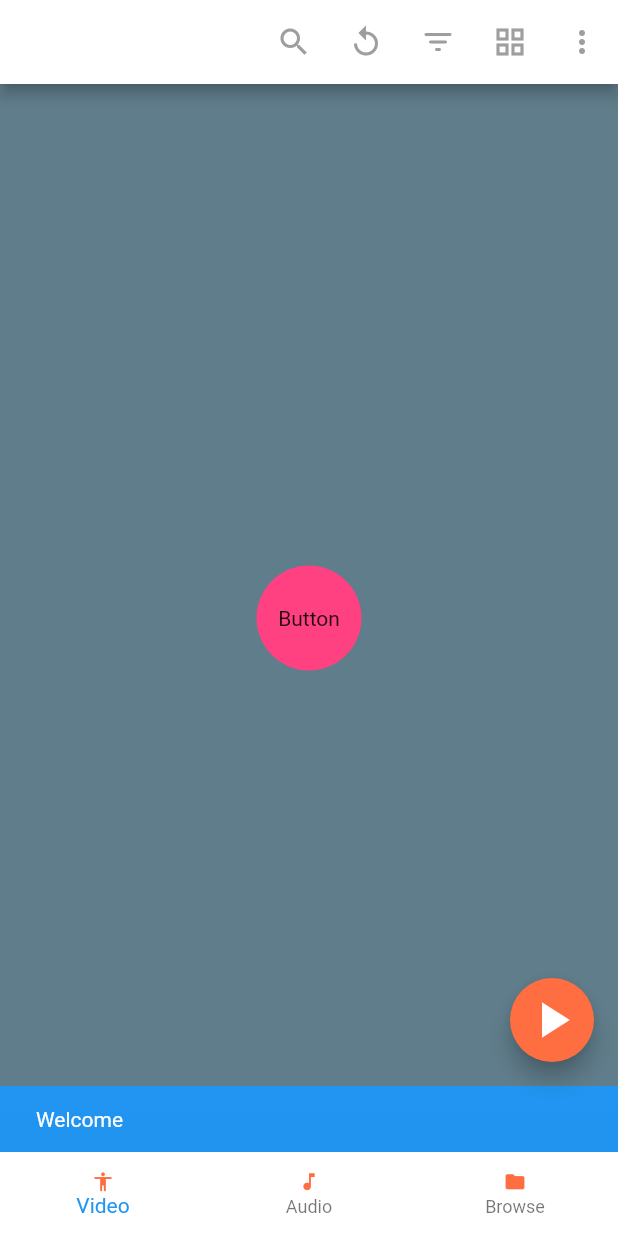
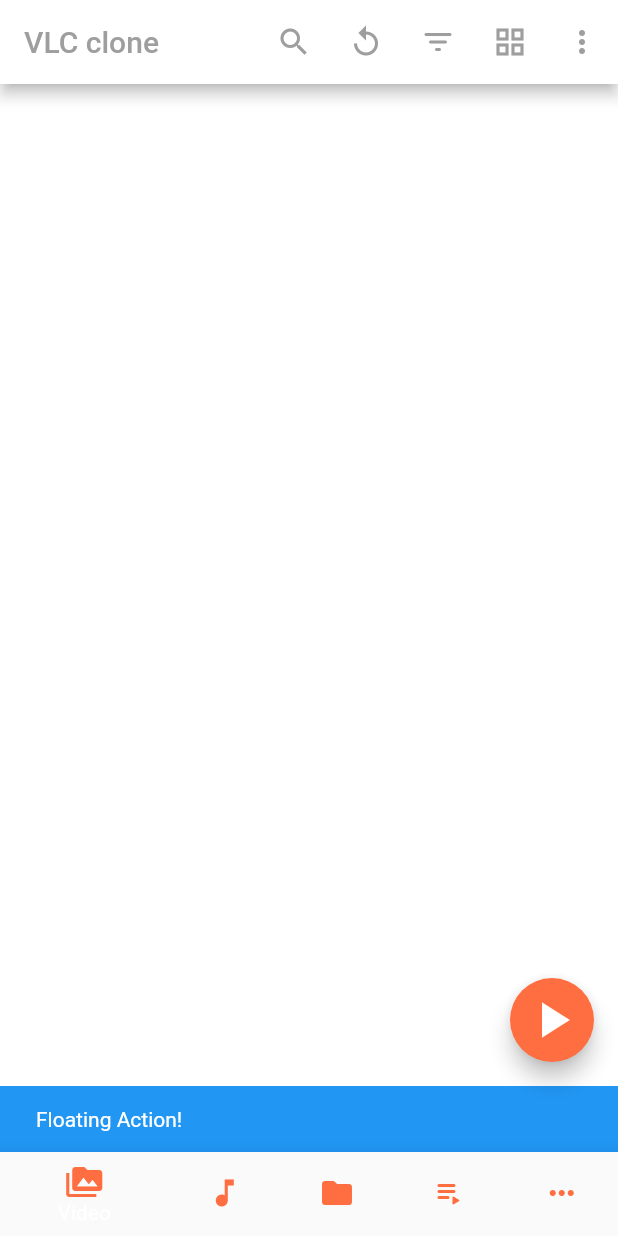
Before and after one commit to REBjr13/flutterpractice, a Flutter app: the screen it shows after launch, after a tap on the "play arrow" icon, on a phone screen of 412 x 824 dp. Run offline on Flutter 3.47's test engine with Material 2 defaults, Android fonts, the phone set to English and light mode, and no system bars.

Commit message:
VLC UI clone

```diff
--- a/lib/ui/home..dart
+++ b/lib/ui/home..dart
@@ -5,7 +5,8 @@ class ScaffoldExample extends StatelessWidget {
   Widget build(BuildContext context) {
     return Scaffold(
       appBar: AppBar(
-        title: Text("VLC"),
+
+        title: Text("VLC clone", style: TextStyle(color: Colors.grey),),
         actions: <Widget>[
           IconButton(
               icon: Icon(Icons.search),
@@ -30,7 +31,7 @@ class ScaffoldExample extends StatelessWidget {
         ],
         centerTitle: false,
         backgroundColor: Colors.white,
-    foregroundColor: Colors.lightGreenAccent,
+        foregroundColor: Colors.lightGreenAccent,
       ),
       floatingActionButton: FloatingActionButton(
         backgroundColor: Colors.deepOrangeAccent[200],
@@ -47,24 +48,49 @@ class ScaffoldExample extends StatelessWidget {
           ScaffoldMessenger.of(context).showSnackBar(snackBar);
         },
       ),
+
       bottomNavigationBar: BottomNavigationBar(
+
+        currentIndex: _selectedIndex,
+        onTap: _onItemTapped,
+        type: BottomNavigationBarType.shifting,
         items: [
           BottomNavigationBarItem(
-              icon: Icon(Icons.accessibility, color: Colors.deepOrangeAccent,), label: "Video"),
+              icon: Icon(
+                Icons.perm_media,
+                color: Colors.deepOrangeAccent,
+              ),
+              label: "Video"),
           BottomNavigationBarItem(
-              icon: Icon(Icons.music_note_sharp,  color: Colors.deepOrangeAccent,), label: "Audio"),
+              icon: Icon(
+                Icons.music_note_sharp,
+                color: Colors.deepOrangeAccent,
+              ),
+              label: "Audio"),
           BottomNavigationBarItem(
               icon: Icon(
                 Icons.folder_rounded,
                 color: Colors.deepOrangeAccent,
               ),
               label: "Browse"),
-          //BottomNavigationBarItem(icon: Icon(Icons.folder_rounded), label: "Playlists"),
-          // BottomNavigationBarItem(icon: Icon(Icons.folder_rounded), label: "More"),
+          BottomNavigationBarItem(
+            icon: Icon(
+              Icons.playlist_play_rounded,
+              color: Colors.deepOrangeAccent,
+            ),
+            label: "Playlists",
+          ),
+          BottomNavigationBarItem(
+              icon: Icon(
+                Icons.more_horiz,
+                color: Colors.deepOrangeAccent,
+              ),
+              label: "More"),
         ],
-        iconSize: 15.0,
+
+        //iconSize: 15.0,
         backgroundColor: Colors.white,
-        onTap: (int i) {
+       /* onTap: (int i) {
           final snackBar = SnackBar(
             content: Text("Welcome"),
             backgroundColor: Colors.blue,
@@ -73,16 +99,17 @@ class ScaffoldExample extends StatelessWidget {
           ScaffoldMessenger.of(context).showSnackBar(snackBar);
 
           debugPrint("Welcome: $i");
-        },
-        elevation: 100.0,
+        },*/
+
+        elevation: 10.0,
       ),
-      backgroundColor: Colors.blueGrey,
+      backgroundColor: Colors.white,
       body: Container(
         alignment: Alignment.center,
         child: Column(
           mainAxisAlignment: MainAxisAlignment.center,
           children: [
-            CustomButton(),
+          //  CustomButton(),
             // InkWell(
             //   child: Text(
             //     "Tap Me Fredrick!",
@@ -104,6 +131,19 @@ class ScaffoldExample extends StatelessWidget {
   }
 }
 
+int _selectedIndex = 0;
+
+void _onItemTapped(int index){
+  setState((){
+    _selectedIndex = index;
+  });
+}
+
+void setState(Null Function() param0) {
+}
+
+
+/*
 class CustomButton extends StatelessWidget {
   @override
   Widget build(BuildContext context) {
@@ -129,7 +169,7 @@ class CustomButton extends StatelessWidget {
       ),
     );
   }
-}
+}*/
 
 class Home extends StatelessWidget {
   @override
```
